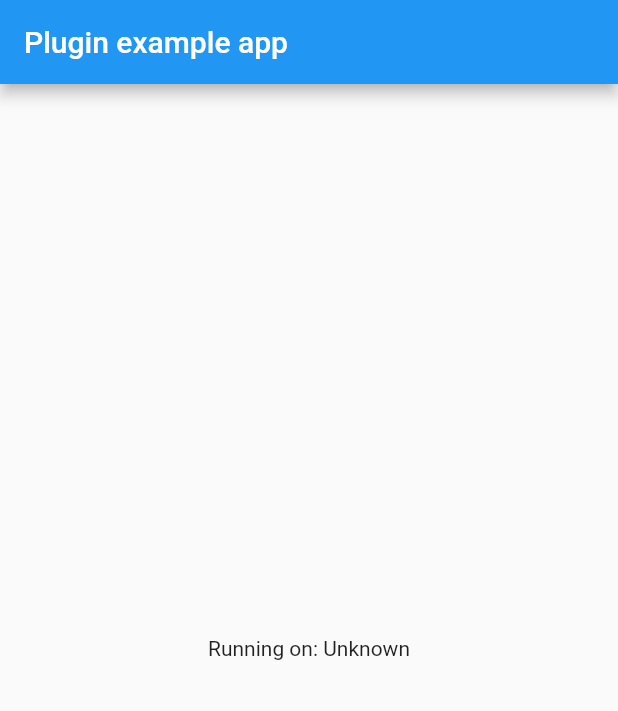
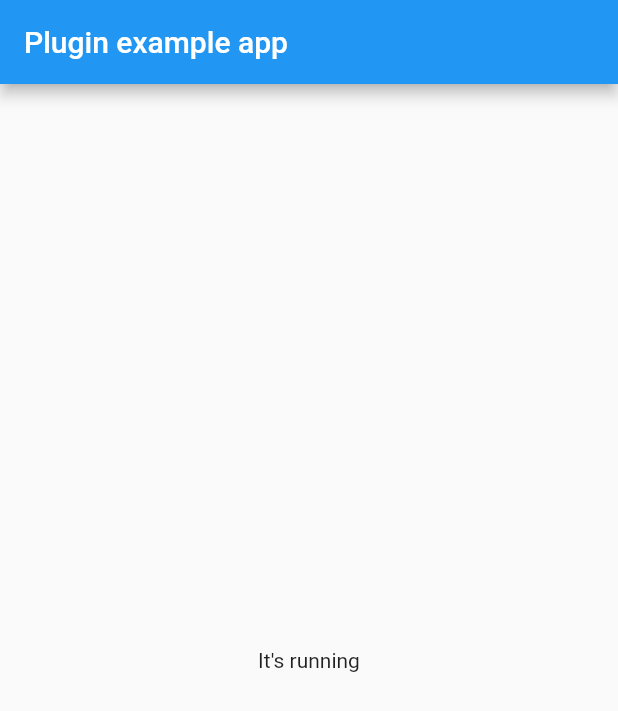
Before and after one commit to mars3142/maverick, a Flutter app: the screen it shows after launch, on a phone screen of 412 x 824 dp. Shown: the top 711 px of the screen. Run offline on Flutter 3.47's test engine with Material 2 defaults, Android fonts, the light colour scheme and no system bars; missing offline and left inert: dart:ffi.

Commit message:
latest dev sources

```diff
--- a/example/lib/main.dart
+++ b/example/lib/main.dart
@@ -1,7 +1,5 @@
+import 'package:ffi/ffi.dart';
 import 'package:flutter/material.dart';
-import 'dart:async';
-
-import 'package:flutter/services.dart';
 import 'package:maverick/maverick.dart';
 
 void main() {
@@ -14,32 +12,14 @@ class MyApp extends StatefulWidget {
 }
 
 class _MyAppState extends State<MyApp> {
-  String _platformVersion = 'Unknown';
-
   @override
   void initState() {
     super.initState();
-    initPlatformState();
-  }
 
-  // Platform messages are asynchronous, so we initialize in an async method.
-  Future<void> initPlatformState() async {
-    String platformVersion;
-    // Platform messages may fail, so we use a try/catch PlatformException.
-    try {
-      platformVersion = await Maverick.platformVersion;
-    } on PlatformException {
-      platformVersion = 'Failed to get platform version.';
-    }
-
-    // If the widget was removed from the tree while the asynchronous platform
-    // message was in flight, we want to discard the reply rather than calling
-    // setState to update our non-existent appearance.
-    if (!mounted) return;
-
-    setState(() {
-      _platformVersion = platformVersion;
-    });
+    final value = lua_open();
+    print_version();
+    l_message(Utf8.toUtf8("Key"), Utf8.toUtf8("Value"));
+    print(value);
   }
 
   @override
@@ -50,7 +30,7 @@ class _MyAppState extends State<MyApp> {
           title: const Text('Plugin example app'),
         ),
         body: Center(
-          child: Text('Running on: $_platformVersion\n'),
+          child: Text("It's running"),
         ),
       ),
     );
--- a/example/pubspec.yaml
+++ b/example/pubspec.yaml
@@ -23,6 +23,7 @@ dependencies:
   # The following adds the Cupertino Icons font to your application.
   # Use with the CupertinoIcons class for iOS style icons.
   cupertino_icons: ^0.1.3
+  ffi: ^0.1.3
 
 dev_dependencies:
   flutter_test:
--- /dev/null
+++ b/lib/bindings/native_lib.dart
@@ -0,0 +1,6 @@
+import 'dart:ffi';
+import 'dart:io';
+
+final DynamicLibrary nativeLib = Platform.isAndroid
+    ? DynamicLibrary.open("libmaverick.so")
+    : DynamicLibrary.process();
--- /dev/null
+++ b/lib/bindings/types.dart
@@ -0,0 +1,3 @@
+import 'dart:ffi';
+
+class lua_State extends Struct {}
--- /dev/null
+++ b/lib/classes/lua.dart
@@ -0,0 +1,30 @@
+import 'dart:ffi';
+
+import 'package:ffi/ffi.dart';
+
+import '../bindings/native_lib.dart';
+import '../bindings/types.dart';
+
+typedef print_usage_func = Void Function();
+typedef PrintUsage = void Function();
+final print_usage = nativeLib
+    .lookup<NativeFunction<print_usage_func>>("print_usage")
+    .asFunction<PrintUsage>();
+
+typedef print_version_func = Void Function();
+typedef PrintVersion = void Function();
+final print_version = nativeLib
+    .lookup<NativeFunction<print_version_func>>("print_version")
+    .asFunction<PrintVersion>();
+
+typedef lua_open_func = Pointer<lua_State> Function();
+typedef LuaOpen = Pointer<lua_State> Function();
+final lua_open = nativeLib
+    .lookup<NativeFunction<lua_open_func>>("luaL_newstate")
+    .asFunction<LuaOpen>();
+
+typedef l_message_func = Void Function(Pointer<Utf8>, Pointer<Utf8>);
+typedef LMessage = void Function(Pointer<Utf8>, Pointer<Utf8>);
+final l_message = nativeLib
+    .lookup<NativeFunction<l_message_func>>("l_message")
+    .asFunction<LMessage>();
--- a/lib/maverick.dart
+++ b/lib/maverick.dart
@@ -1,13 +1 @@
-import 'dart:async';
-
-import 'package:flutter/services.dart';
-
-class Maverick {
-  static const MethodChannel _channel =
-      const MethodChannel('maverick');
-
-  static Future<String> get platformVersion async {
-    final String version = await _channel.invokeMethod('getPlatformVersion');
-    return version;
-  }
-}
+export 'classes/lua.dart';
```
Also changed, not shown: pubspec.yaml (+2 -39 lines), example/pubspec.lock, pubspec.lock, 11 other files.
